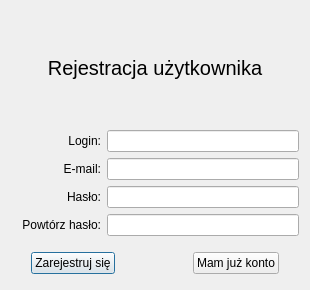
This is JaroEliCall/gui/ui/register.ui in jaroslaw-wieczorek/Project_IP_Telephony_Python_Voip as Qt 5 draws it before an edit. The edited form follows.
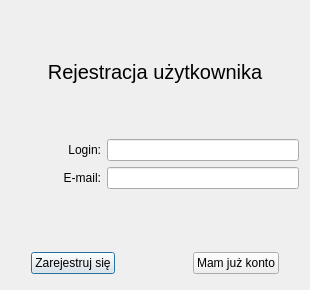
This is the edited form.

```diff
--- a/JaroEliCall/gui/ui/register.ui
+++ b/JaroEliCall/gui/ui/register.ui
@@ -157,100 +157,6 @@
        </property>
       </widget>
      </item>
-     <item row="2" column="0">
-      <widget class="QLabel" name="label_password">
-       <property name="sizePolicy">
-        <sizepolicy hsizetype="Preferred" vsizetype="Minimum">
-         <horstretch>0</horstretch>
-         <verstretch>0</verstretch>
-        </sizepolicy>
-       </property>
-       <property name="minimumSize">
-        <size>
-         <width>90</width>
-         <height>0</height>
-        </size>
-       </property>
-       <property name="text">
-        <string>Hasło:</string>
-       </property>
-       <property name="alignment">
-        <set>Qt::AlignRight|Qt::AlignTrailing|Qt::AlignVCenter</set>
-       </property>
-      </widget>
-     </item>
-     <item row="2" column="1">
-      <widget class="QLineEdit" name="line_edit_password">
-       <property name="sizePolicy">
-        <sizepolicy hsizetype="Expanding" vsizetype="Minimum">
-         <horstretch>0</horstretch>
-         <verstretch>0</verstretch>
-        </sizepolicy>
-       </property>
-       <property name="minimumSize">
-        <size>
-         <width>50</width>
-         <height>0</height>
-        </size>
-       </property>
-       <property name="maxLength">
-        <number>20</number>
-       </property>
-       <property name="echoMode">
-        <enum>QLineEdit::Password</enum>
-       </property>
-      </widget>
-     </item>
-     <item row="3" column="0">
-      <widget class="QLabel" name="label_repeat_password">
-       <property name="sizePolicy">
-        <sizepolicy hsizetype="Minimum" vsizetype="Preferred">
-         <horstretch>0</horstretch>
-         <verstretch>0</verstretch>
-        </sizepolicy>
-       </property>
-       <property name="minimumSize">
-        <size>
-         <width>90</width>
-         <height>0</height>
-        </size>
-       </property>
-       <property name="text">
-        <string>Powtórz hasło:</string>
-       </property>
-       <property name="scaledContents">
-        <bool>false</bool>
-       </property>
-       <property name="alignment">
-        <set>Qt::AlignRight|Qt::AlignTrailing|Qt::AlignVCenter</set>
-       </property>
-      </widget>
-     </item>
-     <item row="3" column="1">
-      <widget class="QLineEdit" name="line_edit_repeat_password">
-       <property name="sizePolicy">
-        <sizepolicy hsizetype="Expanding" vsizetype="Minimum">
-         <horstretch>0</horstretch>
-         <verstretch>0</verstretch>
-        </sizepolicy>
-       </property>
-       <property name="minimumSize">
-        <size>
-         <width>50</width>
-         <height>0</height>
-        </size>
-       </property>
-       <property name="maxLength">
-        <number>20</number>
-       </property>
-       <property name="echoMode">
-        <enum>QLineEdit::Password</enum>
-       </property>
-       <property name="cursorPosition">
-        <number>0</number>
-       </property>
-      </widget>
-     </item>
     </layout>
    </item>
    <item>
```
